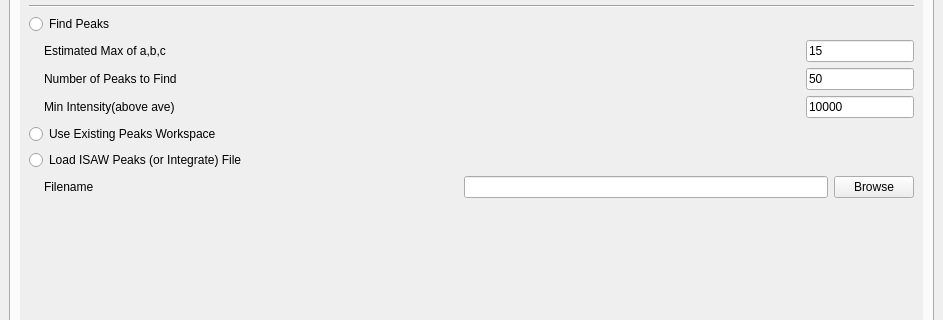
The window that Code/Mantid/MantidQt/CustomInterfaces/inc/MantidQtCustomInterfaces/MantidEV.ui (mantidproject/mantid) describes before a commit, drawn with Qt 5; both pictures show x 0 to 943 and y 101 to 421 of the 943 by 810 pixel window.
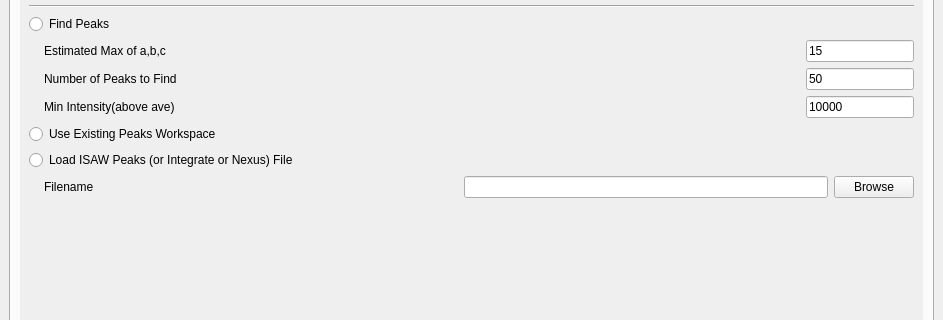
The same window after the commit. The open tabs and pages were chosen to show the change.

Commit message: Refs #11229 nexus output/input for peaks in interface

Diff of the .ui file:
```diff
--- a/Code/Mantid/MantidQt/CustomInterfaces/inc/MantidQtCustomInterfaces/MantidEV.ui
+++ b/Code/Mantid/MantidQt/CustomInterfaces/inc/MantidQtCustomInterfaces/MantidEV.ui
@@ -618,7 +618,7 @@
             <x>0</x>
             <y>0</y>
             <width>903</width>
-            <height>708</height>
+             <height>696</height>
            </rect>
           </property>
           <layout class="QVBoxLayout" name="verticalLayout_10">
@@ -854,7 +854,7 @@
               <string>Load the peaks workspace from a file of peaks&lt;br&gt; that have been previously found or predicted.</string>
              </property>
              <property name="text">
-              <string>Load ISAW Peaks (or Integrate) File</string>
+               <string>Load ISAW Peaks (or Integrate or Nexus) File</string>
              </property>
             </widget>
            </item>
```
Left out of the diff: 35 changed lines with no effect on the pictures. Lines whose indentation alone changed are shown as unchanged. The commit also changes 4 other files.
